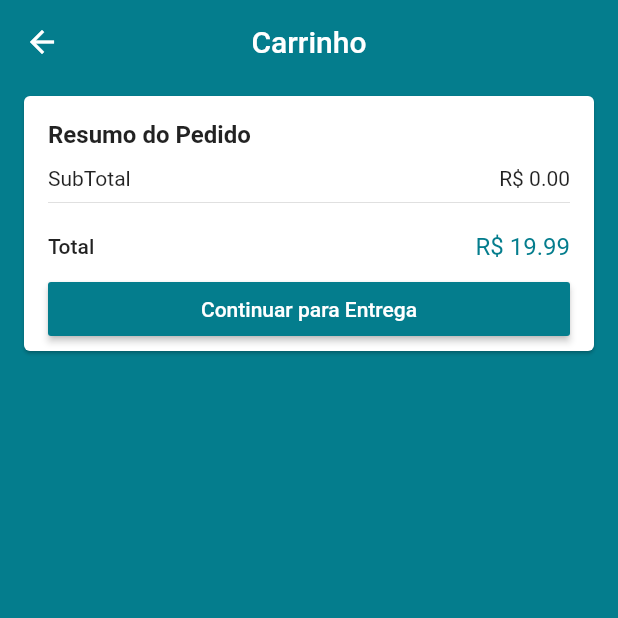
After one commit to marlonlamartine/loja_vestuario_cli_adm, a Flutter app: the CartScreen screen opened by its route, on a phone screen of 412 x 824 dp, the top half of it. The commit adds this screen. Run offline on Flutter 3.47's test engine with Material 2 defaults, Android fonts, the phone set to English and light mode, and no system bars; our stand-ins replace carousel_pro, cloud_firestore, firebase_auth; accounts and stored records are empty.

Commit message:
Finalização do carrinho

```diff
--- /dev/null
+++ b/lib/common/price_card.dart
@@ -0,0 +1,71 @@
+import 'package:flutter/material.dart';
+import 'package:loja_virtual_2_0/models/cart_manager.dart';
+import 'package:provider/provider.dart';
+
+class PriceCard extends StatelessWidget {
+
+  const PriceCard({this.buttonText, this.onPressed});
+
+  final String buttonText;
+  final VoidCallback onPressed;
+
+  @override
+  Widget build(BuildContext context) {
+
+    final cartManager = context.watch<CartManager>();
+    final producstPrice = cartManager.productsPrice;
+
+    return Card(
+      margin: const EdgeInsets.symmetric(horizontal: 16, vertical: 8),
+      child: Padding(
+        padding: const EdgeInsets.fromLTRB(16, 16, 16, 4),
+        child: Column(
+          crossAxisAlignment: CrossAxisAlignment.stretch,
+          children: [
+            Text(
+              'Resumo do Pedido',
+              textAlign: TextAlign.start,
+              style: TextStyle(
+                fontWeight: FontWeight.w600,
+                fontSize: 16
+              ),
+            ),
+            const SizedBox(height: 12,),
+            Row(
+              mainAxisAlignment: MainAxisAlignment.spaceBetween,
+              children: [
+                const Text('SubTotal'),
+                Text('R\$ ${producstPrice.toStringAsFixed(2)}'),
+              ],
+            ),
+            const Divider(),
+            const SizedBox(height: 12,),
+            Row(
+              mainAxisAlignment: MainAxisAlignment.spaceBetween,
+              children: [
+                Text('Total',
+                style: TextStyle(fontWeight: FontWeight.w500),
+                ),
+                Text(
+                    'R\$ 19.99',
+                  style: TextStyle(
+                    color: Theme.of(context).primaryColor,
+                    fontSize: 16.0
+                  ),
+                )
+              ],
+            ),
+            const SizedBox(height: 8,),
+            RaisedButton(
+              color: Theme.of(context).primaryColor,
+              disabledColor: Theme.of(context).primaryColor.withAlpha(100),
+              textColor: Colors.white,
+              onPressed: onPressed,
+              child: Text(buttonText),
+            )
+          ],
+        ),
+      ),
+    );
+  }
+}
--- a/lib/models/user.dart
+++ b/lib/models/user.dart
@@ -20,6 +20,8 @@ class User{
 
   DocumentReference get firestoreRef => Firestore.instance.document('users/$id');
 
+  CollectionReference get cartReference => firestoreRef.collection('cart');
+
   /**
    * Salvando os dados do user no Firestore
    */
--- /dev/null
+++ b/lib/screens/cart/cart_screen.dart
@@ -0,0 +1,36 @@
+import 'package:flutter/material.dart';
+import 'package:loja_virtual_2_0/common/price_card.dart';
+import 'package:loja_virtual_2_0/models/cart_manager.dart';
+import 'package:loja_virtual_2_0/screens/cart/components/cart_tile.dart';
+import 'package:provider/provider.dart';
+
+class CartScreen extends StatelessWidget {
+  @override
+  Widget build(BuildContext context) {
+    return Scaffold(
+      appBar: AppBar(
+        title: const Text('Carrinho'),
+        centerTitle: true,
+      ),
+      body: Consumer<CartManager>(
+        builder: (_, cartManager, __){
+          return ListView(
+            children: [
+              Column(
+                children: cartManager.items.map(
+                        (cartProduct) => CartTile(cartProduct)
+                ).toList(),
+              ),
+              PriceCard(
+                buttonText: 'Continuar para Entrega',
+                onPressed: cartManager.isCartValid ?
+                    (){}
+                    : null,
+              ),
+            ],
+          );
+        },
+      ),
+    );
+  }
+}
--- a/lib/screens/product/product_screen.dart
+++ b/lib/screens/product/product_screen.dart
@@ -1,5 +1,6 @@
 import 'package:carousel_pro/carousel_pro.dart';
 import 'package:flutter/material.dart';
+import 'package:loja_virtual_2_0/models/cart_manager.dart';
 import 'package:loja_virtual_2_0/models/product.dart';
 import 'package:loja_virtual_2_0/models/user_manager.dart';
 import 'package:provider/provider.dart';
@@ -113,7 +114,8 @@ class ProductScreen extends StatelessWidget {
                             onPressed: product.selectedSize != null ?
                                 () {
                               if(userManager.isLogged){
-                                // TODO: ADICIONAR AO CARRINHO
+                                context.read<CartManager>().addToCart(product);
+                                Navigator.of(context).pushNamed('/cart');
                               }
                               else{
                                 Navigator.of(context).pushNamed('/login');
```
Also changed, not shown: lib/common/custom_icon_button.dart (added, +30 -0 lines), lib/main.dart (+12 -0 lines), lib/models/cart_manager.dart (added, +95 -0 lines), lib/models/cart_product.dart (added, +78 -0 lines), lib/models/product.dart (+8 -0 lines), lib/screens/cart/components/cart_tile.dart (added, +101 -0 lines), lib/screens/products/products_screen.dart (+8 -0 lines).
